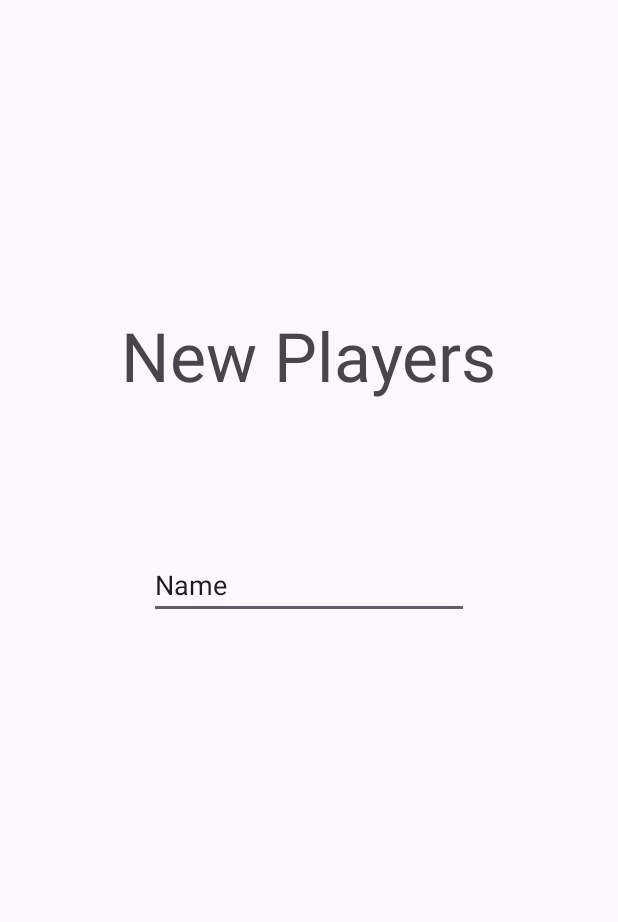
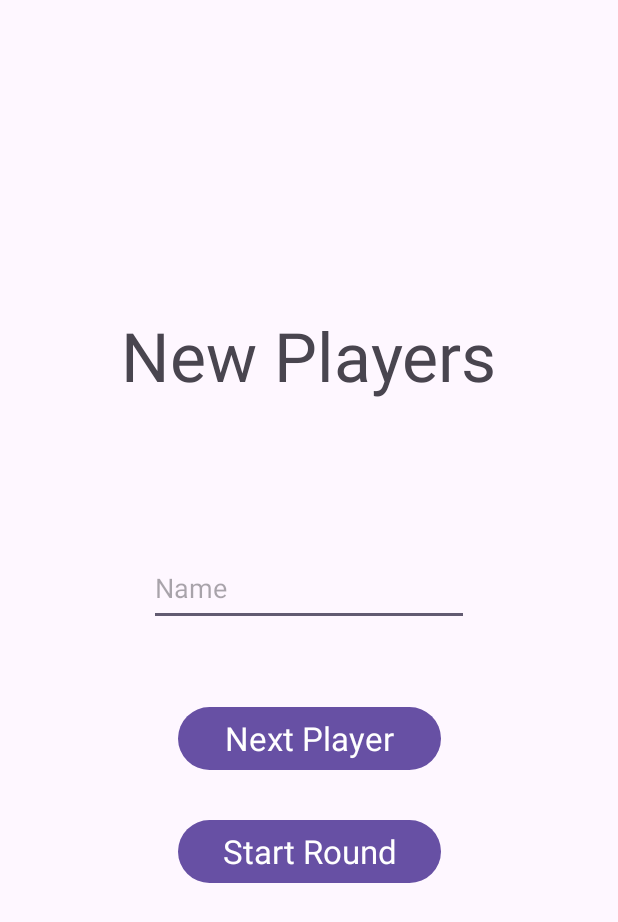
Before and after one commit to Wahad10/ECS193_PigKeeper, an Android app: the NewPlayersActivity screen opened directly, with no data from a screen before it, on a phone screen of 412 x 824 dp. Shown: the top 922 px of the screen. Run offline under Robolectric (Android 15) with nearby library versions, the phone set to English and light mode, and no system bars.

Commit message:
Created New Players Screen which accepts player name inputs and transitions to Turn Order Roll Screen.  Still Need to decide what data structure to use to save names across multiple screens, for now using String array

```diff
--- a/app/src/main/AndroidManifest.xml
+++ b/app/src/main/AndroidManifest.xml
@@ -12,6 +12,9 @@
         android:supportsRtl="true"
         android:theme="@style/Theme.PigKeeper"
         tools:targetApi="31">
+        <activity
+            android:name=".TurnOrderRollActivity"
+            android:exported="false" />
         <activity
             android:name=".NewPlayersActivity"
             android:exported="false" />
--- a/app/src/main/java/com/example/pigkeeper/NewPlayersActivity.kt
+++ b/app/src/main/java/com/example/pigkeeper/NewPlayersActivity.kt
@@ -1,11 +1,34 @@
 package com.example.pigkeeper
 
+import android.content.Intent
+import android.os.Bundle
+import android.widget.Button
+import android.widget.EditText
 import androidx.appcompat.app.AppCompatActivity
-import android.os.Bundle
+
 
 class NewPlayersActivity : AppCompatActivity() {
     override fun onCreate(savedInstanceState: Bundle?) {
         super.onCreate(savedInstanceState)
         setContentView(R.layout.activity_new_players)
+
+        val namesArray = ArrayList<String>()
+
+        val buttonStartRound = findViewById<Button>(R.id.buttonStartRound)
+        buttonStartRound.setOnClickListener{
+            println("here")
+            for(name in namesArray){
+                println(name)
+            }
+            startActivity(Intent(this@NewPlayersActivity, TurnOrderRollActivity::class.java))
+        }
+
+        val inputName = findViewById<EditText>(R.id.inputName)
+
+        val buttonNextPlayer = findViewById<Button>(R.id.buttonNextPlayer)
+        buttonNextPlayer.setOnClickListener {
+            namesArray.add(inputName.getText().toString())
+            inputName.getText().clear()
+        }
     }
 }
--- a/app/src/main/res/layout/activity_new_players.xml
+++ b/app/src/main/res/layout/activity_new_players.xml
@@ -21,14 +21,36 @@
         app:layout_constraintVertical_bias="0.5" />
 
     <EditText
-        android:id="@+id/editTextText"
+        android:id="@+id/inputName"
         android:layout_width="wrap_content"
-        android:layout_height="wrap_content"
+        android:layout_height="50dp"
         android:layout_marginTop="100dp"
         android:ems="10"
+        android:hint="Name"
         android:inputType="text"
-        android:text="Name"
-        app:layout_constraintEnd_toEndOf="@+id/textNewPlayers"
-        app:layout_constraintStart_toStartOf="@+id/textNewPlayers"
+        app:layout_constraintEnd_toEndOf="parent"
+        app:layout_constraintStart_toStartOf="parent"
+        app:layout_constraintTop_toBottomOf="@+id/textNewPlayers" />
+
+    <Button
+        android:id="@+id/buttonNextPlayer"
+        android:layout_width="175dp"
+        android:layout_height="50dp"
+        android:layout_marginTop="200dp"
+        android:text="Next Player"
+        android:textAppearance="@style/TextAppearance.AppCompat.Large"
+        app:layout_constraintEnd_toEndOf="parent"
+        app:layout_constraintStart_toStartOf="parent"
+        app:layout_constraintTop_toBottomOf="@+id/textNewPlayers" />
+
+    <Button
+        android:id="@+id/buttonStartRound"
+        android:layout_width="175dp"
+        android:layout_height="50dp"
+        android:layout_marginTop="275dp"
+        android:text="Start Round"
+        android:textAppearance="@style/TextAppearance.AppCompat.Large"
+        app:layout_constraintEnd_toEndOf="parent"
+        app:layout_constraintStart_toStartOf="parent"
         app:layout_constraintTop_toBottomOf="@+id/textNewPlayers" />
 </androidx.constraintlayout.widget.ConstraintLayout>
```
Also changed, not shown: app/src/main/java/com/example/pigkeeper/TurnOrderRollActivity.kt (added, +11 -0 lines), app/src/main/res/layout/activity_turn_order_roll.xml (added, +20 -0 lines).
